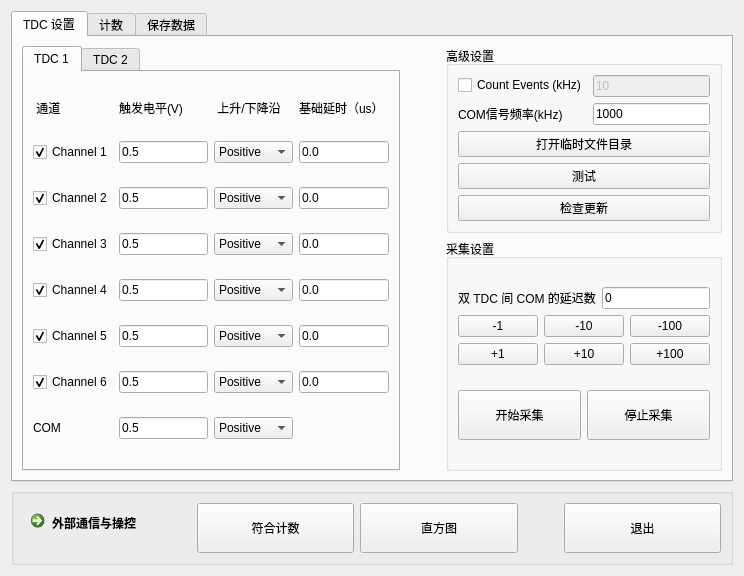
Before: the Qt Designer form ui/widget.ui in WhiteChimney/TDC-counter, drawn with Qt 5.
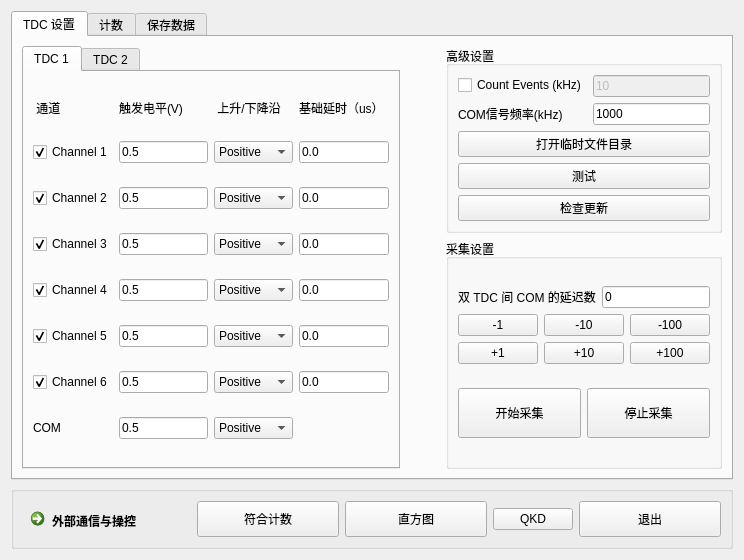
After: the same form once the commit is applied.

Diff of the .ui file:
```diff
--- a/ui/widget.ui
+++ b/ui/widget.ui
@@ -1713,20 +1713,11 @@
        </widget>
       </item>
       <item>
-       <spacer name="horizontalSpacer_3">
-        <property name="orientation">
-         <enum>Qt::Horizontal</enum>
+       <widget class="QPushButton" name="pushButtonQKD">
+        <property name="text">
+         <string>QKD</string>
         </property>
-        <property name="sizeType">
-         <enum>QSizePolicy::Preferred</enum>
-        </property>
-        <property name="sizeHint" stdset="0">
-         <size>
-          <width>40</width>
-          <height>50</height>
-         </size>
-        </property>
-       </spacer>
+       </widget>
       </item>
       <item>
        <widget class="QPushButton" name="buttonExit">
```
